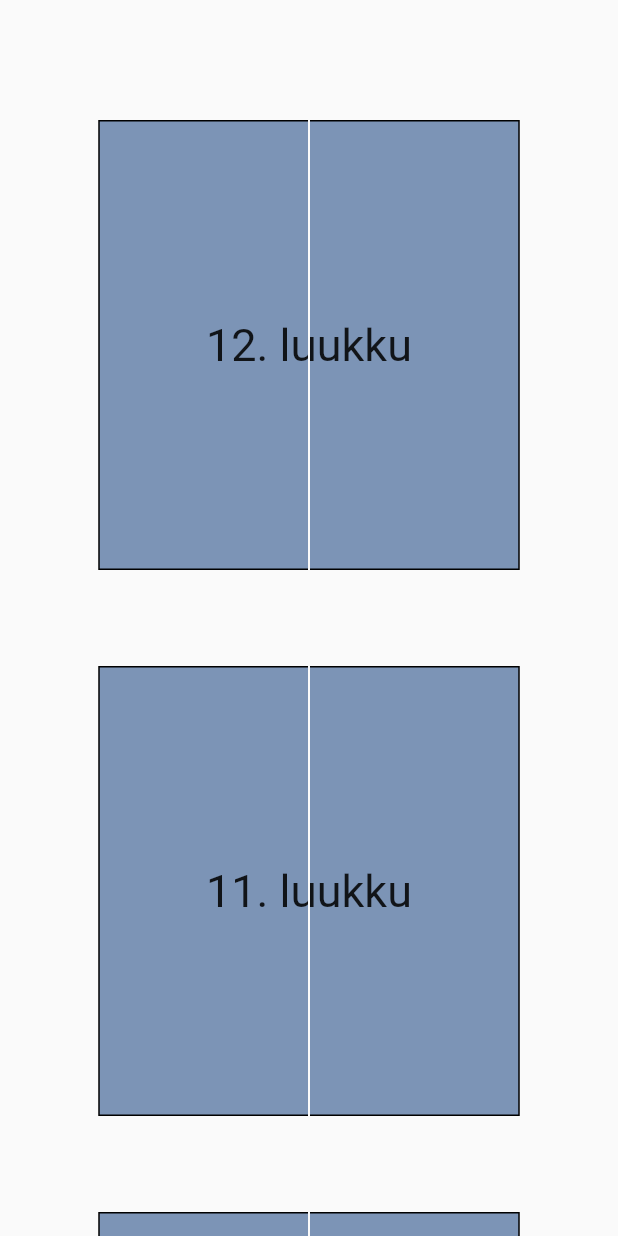
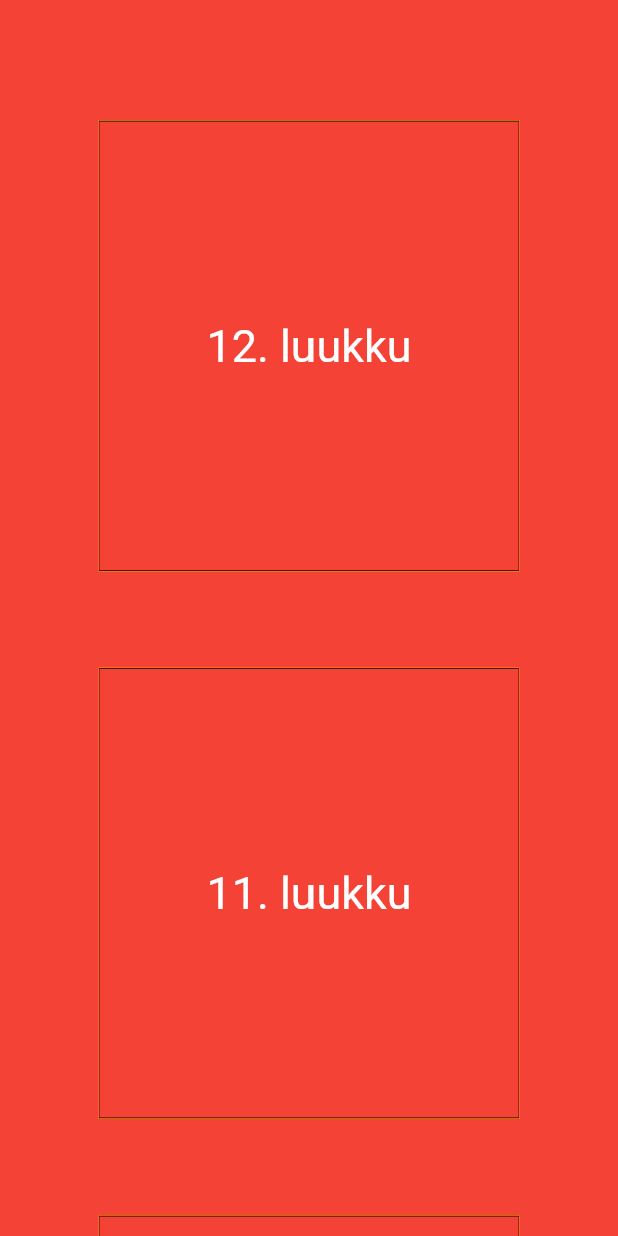
Before and after one commit to virtalas/advent-calendar-app, a Flutter app: the screen it shows after launch, on a phone screen of 412 x 824 dp. Run offline on Flutter 3.47's test engine with Material 2 defaults, Android fonts, the phone set to English and light mode, and no system bars.

Commit message:
Add CalendarDoorContent, constants, colors

```diff
--- /dev/null
+++ b/advent_calendar_app/lib/constants.dart
@@ -0,0 +1,10 @@
+import 'package:flutter/material.dart';
+
+// Colors
+const Color calendarRed = Colors.red;
+const Color doorFrontColor = Colors.red;
+const Color doorBackColor = Colors.redAccent;
+
+// Size
+const double doorHeight = 300;
+const double crackLength = 0.5;
--- a/advent_calendar_app/lib/main.dart
+++ b/advent_calendar_app/lib/main.dart
@@ -1,4 +1,5 @@
 import 'package:flutter/material.dart';
+import 'constants.dart' as constants;
 
 void main() {
   runApp(const AdventCalendarApp());
@@ -23,6 +24,7 @@ class _AdventCalendarAppState extends State<AdventCalendarApp> {
 
     return MaterialApp(
       home: Scaffold(
+        backgroundColor: constants.calendarRed,
         body: ListView.separated(
           padding: const EdgeInsets.symmetric(vertical: 80, horizontal: 0),
           itemCount: days.length,
@@ -82,13 +84,31 @@ class CalendarRow extends StatelessWidget {
     return Row(
       mainAxisAlignment: MainAxisAlignment.center,
       children: [
-        CalendarDoubleDoor(
-          isFlipped: isOpen,
-          text: '$day. luukku',
-          animated: animated,
-          didAnimate: didAnimate,
+        CalendarDoorContent(
+          child: CalendarDoubleDoor(
+            isFlipped: isOpen,
+            text: '$day. luukku',
+            animated: animated,
+            didAnimate: didAnimate,
+          ),
         ),
       ],
+    );
+  }
+}
+
+class CalendarDoorContent extends StatelessWidget {
+  Widget child;
+  CalendarDoorContent({super.key, required this.child});
+
+  @override
+  Widget build(BuildContext context) {
+    return Container(
+      height: constants.doorHeight + constants.crackLength * 2,
+      decoration: const BoxDecoration(
+        color: Colors.orange,
+      ),
+      child: child,
     );
   }
 }
@@ -125,6 +145,7 @@ class CalendarDoubleDoor extends StatelessWidget {
               begin: isFlipped ? endAngle : startAngle,
               end: isFlipped ? startAngle : endAngle),
           builder: (BuildContext context, double angle, Widget? child) {
+            final bool isMoreThanHalfOpen = angle >= halfOpenAngle;
             return Transform(
               transform: Matrix4.identity()
                 ..setEntry(3, 2, 0.001)
@@ -134,7 +155,7 @@ class CalendarDoubleDoor extends StatelessWidget {
                   child: Align(
                 alignment: Alignment.centerLeft,
                 widthFactor: 0.5,
-                child: CalendarDoor(text: angle >= halfOpenAngle ? '' : text),
+                child: CalendarDoor(text: isMoreThanHalfOpen ? '' : text, isFront: !isMoreThanHalfOpen,),
               )),
             );
           },
@@ -143,8 +164,8 @@ class CalendarDoubleDoor extends StatelessWidget {
             didAnimate();
           },
         ),
-        const Padding(
-          padding: EdgeInsets.only(right: 1),
+        const SizedBox(
+          width: constants.crackLength,
         ),
         ClipRect(
             child: Align(
@@ -152,6 +173,7 @@ class CalendarDoubleDoor extends StatelessWidget {
           widthFactor: 0.5,
           child: CalendarDoor(
             text: text,
+            isFront: true,
           ),
         )),
       ],
@@ -161,25 +183,26 @@ class CalendarDoubleDoor extends StatelessWidget {
 
 class CalendarDoor extends StatelessWidget {
   final String text;
+  final bool isFront;
 
-  const CalendarDoor({super.key, required this.text});
+  const CalendarDoor({super.key, required this.text, required this.isFront});
 
   @override
   Widget build(BuildContext context) {
     return Container(
       width: 280,
-      height: 300,
+      height: constants.doorHeight,
       decoration: BoxDecoration(
-        color: const Color(0xff7c94b6),
+        color: isFront ? constants.doorFrontColor : constants.doorBackColor,
         border: Border.all(
-          width: 1,
+          width: 0.5,
         ),
       ),
       child: Align(
         alignment: Alignment.center,
         child: Text(
           text,
-          style: const TextStyle(fontSize: 30),
+          style: const TextStyle(fontSize: 30, color: Colors.white),
         ),
       ),
     );
```
